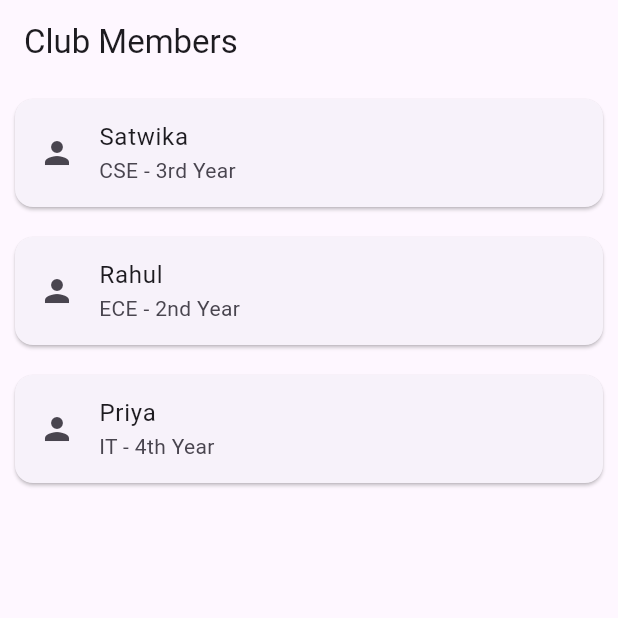
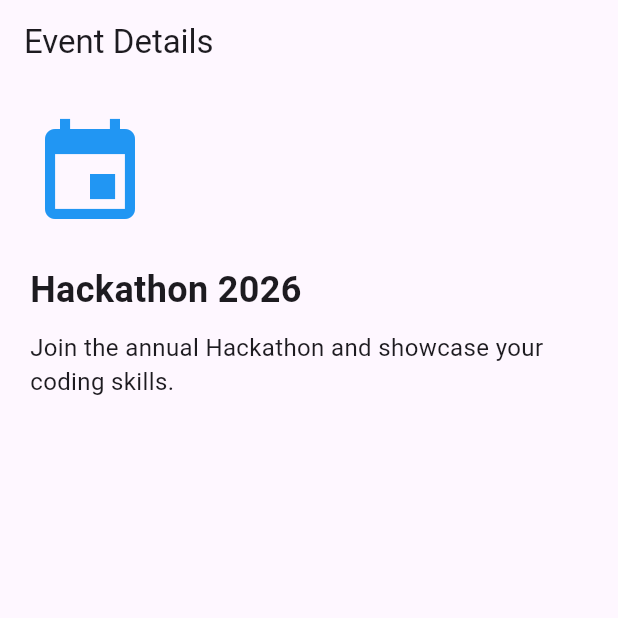
Before and after one commit to Satwika-y1/college-club-manager, a Flutter app: the screen it shows after launch, on a phone screen of 412 x 824 dp, the top half of it. Run offline on Flutter 3.47's test engine with Material 3 defaults, Android fonts, the light colour scheme and no system bars.

Commit message:
Added Event Details Screen

```diff
--- a/lib/main.dart
+++ b/lib/main.dart
@@ -1,5 +1,5 @@
 import 'package:flutter/material.dart';
-import 'screens/members_screen.dart';
+import 'screens/event_details_screen.dart';
 
 void main() {
   runApp(const CollegeClubManagerApp());
@@ -16,7 +16,7 @@ class CollegeClubManagerApp extends StatelessWidget {
       theme: ThemeData(
         primarySwatch: Colors.blue,
       ),
-      home: const MembersScreen(),
+      home: const EventDetailsScreen(),
     );
   }
 }
--- /dev/null
+++ b/lib/screens/event_details_screen.dart
@@ -0,0 +1,40 @@
+import 'package:flutter/material.dart';
+
+class EventDetailsScreen extends StatelessWidget {
+  const EventDetailsScreen({super.key});
+
+  @override
+  Widget build(BuildContext context) {
+    return Scaffold(
+      appBar: AppBar(
+        title: const Text("Event Details"),
+      ),
+      body: const Padding(
+        padding: EdgeInsets.all(20),
+        child: Column(
+          crossAxisAlignment: CrossAxisAlignment.start,
+          children: [
+            Icon(
+              Icons.event,
+              size: 80,
+              color: Colors.blue,
+            ),
+            SizedBox(height: 20),
+            Text(
+              "Hackathon 2026",
+              style: TextStyle(
+                fontSize: 24,
+                fontWeight: FontWeight.bold,
+              ),
+            ),
+            SizedBox(height: 10),
+            Text(
+              "Join the annual Hackathon and showcase your coding skills.",
+              style: TextStyle(fontSize: 16),
+            ),
+          ],
+        ),
+      ),
+    );
+  }
+}
```
Also changed, not shown: lib/screens/add_member_screen.dart (added, +73 -0 lines).
